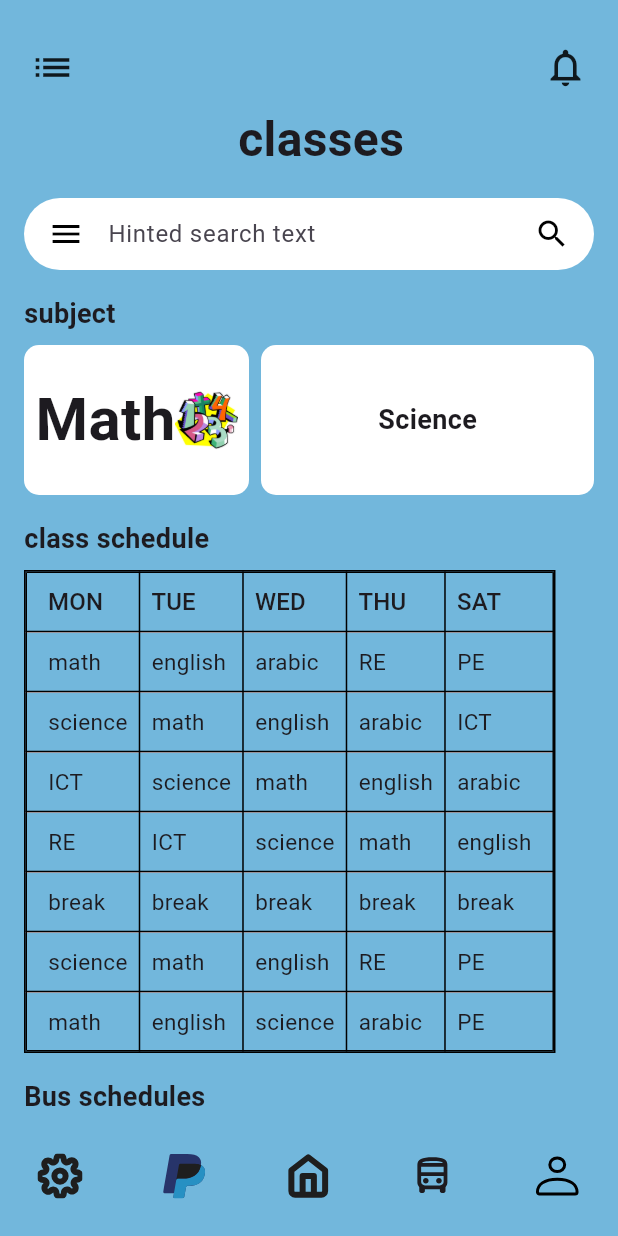
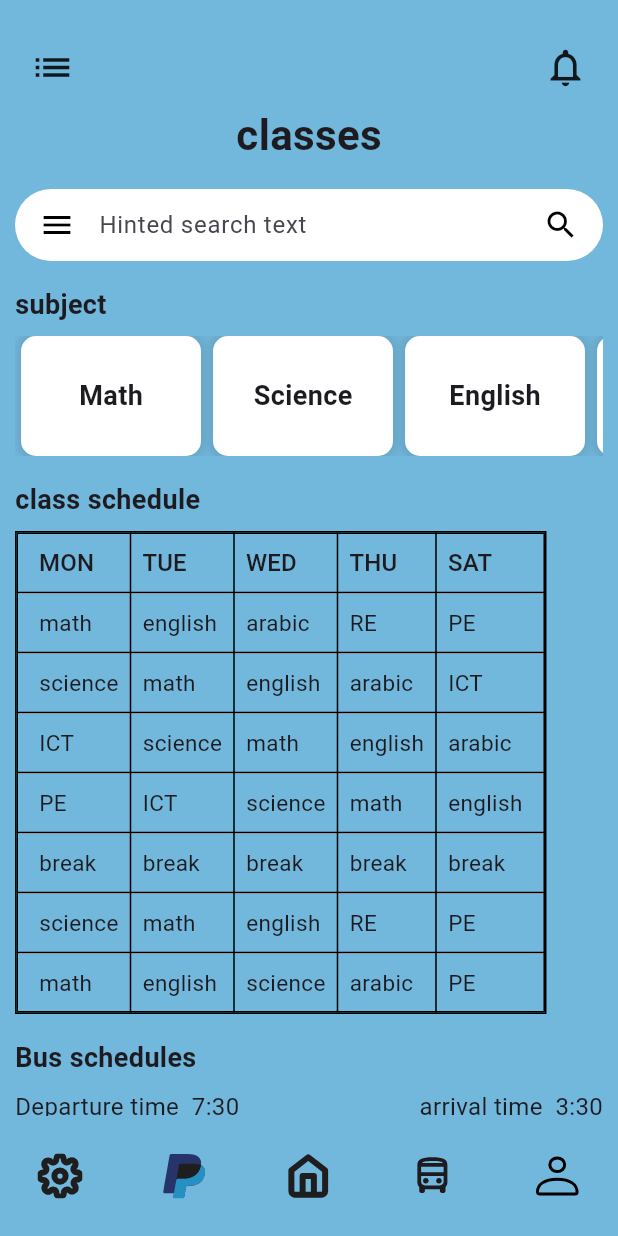
Before and after one commit to MohamedHamdySoftwareEngineer/Educationa_Nourish__Parent-Edition, a Flutter app: the ClassesScreen screen opened by its route, on a phone screen of 412 x 824 dp. Run offline on Flutter 3.47's test engine with Material 3 defaults, Android fonts, the phone set to English and light mode, and no system bars; our stand-ins replace flutter_svg, go_router, google_fonts.

Commit message:
finish classes screen and attendence screen

```diff
--- a/lib/Parent/features/Classes/presentation/views/widgets/classes_screen_body.dart
+++ b/lib/Parent/features/Classes/presentation/views/widgets/classes_screen_body.dart
@@ -1,4 +1,5 @@
 import 'package:educational_nourish/Parent/core/widgets/base_widgets.dart';
+import 'package:educational_nourish/Parent/features/Classes/presentation/views/widgets/header_title.dart';
 import 'package:flutter/material.dart';
 
 class ClassesScreenBody extends StatelessWidget {
@@ -6,190 +7,53 @@ class ClassesScreenBody extends StatelessWidget {
 
   @override
   Widget build(BuildContext context) {
+    final List<String> subjects = ["Math", "Science", "English", "Arabic", "ICT", "PE"];
+
     return BaseWidgets(
-      child: Container(
-        // color: const Color(0xFFA4D4EF),
-        padding: const EdgeInsets.symmetric(
-          horizontal: 16,
-        ),
+      child: Padding(
+        padding: const EdgeInsets.symmetric(horizontal: 10),
         child: SingleChildScrollView(
           child: Column(
             crossAxisAlignment: CrossAxisAlignment.start,
             children: [
+              // Header
+              const HeaderTitle(),
               // Search Box
-              const Center(
-                child: Padding(
-                  padding: EdgeInsets.only(left: 16, bottom: 16),
-                  child: Text(
-                    'classes',
-                    style: TextStyle(fontSize: 32, fontWeight: FontWeight.w700),
-                  ),
-                ),
-              ),
-              Container(
-                padding: const EdgeInsets.symmetric(horizontal: 16),
-                decoration: BoxDecoration(
-                  color: Colors.white,
-                  borderRadius: BorderRadius.circular(30),
-                ),
-                child: const Row(
-                  children: [
-                    Icon(Icons.menu, color: Colors.black),
-                    SizedBox(
-                      width: 16,
-                    ),
-                    Expanded(
-                      child: TextField(
-                        decoration: InputDecoration(
-                          hintText: "Hinted search text",
-                          border: InputBorder.none,
-                        ),
-                      ),
-                    ),
-                    Icon(Icons.search, color: Colors.black),
-                  ],
-                ),
-              ),
+              const SearchBar(),
               const SizedBox(height: 16),
-
-              // Subject Section
+              // Subjects Section
               const Text(
                 "subject",
                 style: TextStyle(fontSize: 18, fontWeight: FontWeight.bold),
               ),
               const SizedBox(height: 8),
-              Row(
-                children: [
-                  Container(
-                    height: 100,
-                    width: 150,
-                    decoration: BoxDecoration(
-                      color: Colors.white,
-                      borderRadius: BorderRadius.circular(10),
-                    ),
-                    child: const Row(
-                      // crossAxisAlignment: CrossAxisAlignment.stretch,
-                      mainAxisAlignment: MainAxisAlignment.center,
-                      children: [
-                        Text(
-                          "Math",
-                          style: TextStyle(
-                            fontSize: 40,
-                            fontWeight: FontWeight.w700,
-                          ),
-                        ),
-                        Image(
-                          image: AssetImage(
-                              'assets/classes_screen/math_image.png'),
-                          height: 40,
-                        ),
-                      ],
-                    ),
-                  ),
-                  const SizedBox(width: 8),
-                  Expanded(
-                    child: Container(
-                      height: 100,
-                      width: 150,
-                      decoration: BoxDecoration(
-                        color: Colors.white,
-                        borderRadius: BorderRadius.circular(10),
-                      ),
-                      child: const Center(
-                        child: Text(
-                          "Science",
-                          style: TextStyle(
-                            fontSize: 18,
-                            fontWeight: FontWeight.bold,
-                          ),
-                        ),
-                      ),
-                    ),
-                  ),
-                ],
+              SingleChildScrollView(
+                scrollDirection: Axis.horizontal,
+                child: Row(
+                  children: subjects.map(_buildSubjectContainer).toList(),
+                ),
               ),
               const SizedBox(height: 16),
-
               // Class Schedule Section
               const Text(
                 "class schedule",
                 style: TextStyle(fontSize: 18, fontWeight: FontWeight.bold),
               ),
               const SizedBox(height: 8),
-              SingleChildScrollView(
-                scrollDirection: Axis.horizontal,
-                child: Container(
-                  decoration: BoxDecoration(
-                    border: Border.all(color: Colors.black),
-                  ),
-                  child: DataTable(
-                    border: TableBorder.all(color: Colors.black),
-                    columnSpacing:
-                        16.0, // Reduce column spacing (default is 56.0)
-                    horizontalMargin:
-                        15.0, // Reduce horizontal margin (default is 24.0)
-                    headingRowHeight:
-                        40.0, // Reduce header row height (default is 56.0)
-                    dataRowMaxHeight:
-                        40.0, // Reduce data row height (default is 48.0)
-                    dataRowMinHeight: 40.0, // Minimum height for data rows
-                    columns: const [
-                      DataColumn(
-                          label: Text("MON", style: TextStyle(fontSize: 16))),
-                      DataColumn(
-                          label: Text("TUE", style: TextStyle(fontSize: 16))),
-                      DataColumn(
-                          label: Text("WED", style: TextStyle(fontSize: 16))),
-                      DataColumn(
-                          label: Text("THU", style: TextStyle(fontSize: 16))),
-                      DataColumn(
-                          label: Text("SAT", style: TextStyle(fontSize: 16))),
-                    ],
-                    rows: [
-                      DataRow(
-                          cells: _buildCellsSmall(
-                              ["math", "english", "arabic", "RE", "PE"])),
-                      DataRow(
-                          cells: _buildCellsSmall(
-                              ["science", "math", "english", "arabic", "ICT"])),
-                      DataRow(
-                          cells: _buildCellsSmall(
-                              ["ICT", "science", "math", "english", "arabic"])),
-                      DataRow(
-                          cells: _buildCellsSmall(
-                              ["RE", "ICT", "science", "math", "english"])),
-                      DataRow(
-                          cells: _buildCellsSmall(
-                              ["break", "break", "break", "break", "break"])),
-                      DataRow(
-                          cells: _buildCellsSmall(
-                              ["science", "math", "english", "RE", "PE"])),
-                      DataRow(
-                          cells: _buildCellsSmall(
-                              ["math", "english", "science", "arabic", "PE"])),
-                    ],
-                  ),
-                ),
-              ),
+              schedule(),
               const SizedBox(height: 16),
-
-              // Bus Schedules
+              // Bus Schedules Section
               const Text(
                 "Bus schedules",
                 style: TextStyle(fontSize: 18, fontWeight: FontWeight.bold),
               ),
               const SizedBox(height: 8),
               const Row(
+                mainAxisAlignment: MainAxisAlignment.spaceBetween,
                 children: [
-                  Text(
-                    "Departure time  7:30",
-                    style: TextStyle(fontSize: 16),
-                  ),
-                  Spacer(),
-                  Text(
-                    "arrival time  3:30",
-                    style: TextStyle(fontSize: 16),
-                  ),
+                  Text("Departure time  7:30", style: TextStyle(fontSize: 16)),
+
+                  Text("arrival time  3:30", style: TextStyle(fontSize: 16)),
                 ],
               ),
             ],
@@ -199,18 +63,110 @@ class ClassesScreenBody extends StatelessWidget {
     );
   }
 
+  SingleChildScrollView schedule() {
+    return SingleChildScrollView(
+              scrollDirection: Axis.horizontal,
+              child: Container(
+                decoration: BoxDecoration(
+                  border: Border.all(color: Colors.black),
+                ),
+                child: DataTable(
+                  border: TableBorder.all(color: Colors.black),
+                  columnSpacing: 16.0,
+                  horizontalMargin: 15.0,
+                  headingRowHeight: 40.0,
+                  dataRowMaxHeight: 40.0,
+                  dataRowMinHeight: 40.0,
+                  columns: const [
+                    DataColumn(label: Text("MON", style: TextStyle(fontSize: 16))),
+                    DataColumn(label: Text("TUE", style: TextStyle(fontSize: 16))),
+                    DataColumn(label: Text("WED", style: TextStyle(fontSize: 16))),
+                    DataColumn(label: Text("THU", style: TextStyle(fontSize: 16))),
+                    DataColumn(label: Text("SAT", style: TextStyle(fontSize: 16))),
+                  ],
+                  rows: [
+                    DataRow(cells: _buildCellsSmall(["math", "english", "arabic", "RE", "PE"])),
+                    DataRow(cells: _buildCellsSmall(["science", "math", "english", "arabic", "ICT"])),
+                    DataRow(cells: _buildCellsSmall(["ICT", "science", "math", "english", "arabic"])),
+                    DataRow(cells: _buildCellsSmall(["PE", "ICT", "science", "math", "english"])),
+                    DataRow(cells: _buildCellsSmall(["break", "break", "break", "break", "break"])),
+                    DataRow(cells: _buildCellsSmall(["science", "math", "english", "RE", "PE"])),
+                    DataRow(cells: _buildCellsSmall(["math", "english", "science", "arabic", "PE"])),
+                  ],
+                ),
+              ),
+            );
+  }
+
+  Widget _buildSubjectContainer(String subject) {
+    return Padding(
+      padding: const EdgeInsets.symmetric(horizontal: 4),
+      child: Container(
+        height: 80,
+        width: 120,
+        decoration: BoxDecoration(
+          color: Colors.white,
+          borderRadius: BorderRadius.circular(10),
+          boxShadow: const [
+            BoxShadow(
+              color: Colors.black12,
+              blurRadius: 5,
+              spreadRadius: 2,
+            ),
+          ],
+        ),
+        child: Center(
+          child: Text(
+            subject,
+            style: const TextStyle(fontSize: 18, fontWeight: FontWeight.bold),
+          ),
+        ),
+      ),
+    );
+  }
+
   List<DataCell> _buildCellsSmall(List<String> cells) {
     return cells
-        .map((cell) => DataCell(
-              Padding(
-                padding: const EdgeInsets.symmetric(
-                    vertical: 2.0), // Reduce vertical padding
-                child: Text(
-                  cell,
-                  style: const TextStyle(fontSize: 15), // Smaller font size
-                ),
+        .map((cell) {
+          return DataCell(
+              Text(
+                cell,
+                style: const TextStyle(fontSize: 15),
               ),
-            ))
+            );
+        })
         .toList();
   }
 }
+
+class SearchBar extends StatelessWidget {
+  const SearchBar({
+    super.key,
+  });
+
+  @override
+  Widget build(BuildContext context) {
+    return Container(
+      padding: const EdgeInsets.symmetric(horizontal: 16),
+      decoration: BoxDecoration(
+        color: Colors.white,
+        borderRadius: BorderRadius.circular(30),
+      ),
+      child: const Row(
+        children: [
+          Icon(Icons.menu, color: Colors.black),
+          SizedBox(width: 16),
+          Expanded(
+            child: TextField(
+              decoration: InputDecoration(
+                hintText: "Hinted search text",
+                border: InputBorder.none,
+              ),
+            ),
+          ),
+          Icon(Icons.search, color: Colors.black),
+        ],
+      ),
+    );
+  }
+}
--- /dev/null
+++ b/lib/Parent/features/Classes/presentation/views/widgets/header_title.dart
@@ -0,0 +1,20 @@
+import 'package:flutter/material.dart';
+
+class HeaderTitle extends StatelessWidget {
+  const HeaderTitle({
+    super.key,
+  });
+
+  @override
+  Widget build(BuildContext context) {
+    return const Padding(
+      padding: EdgeInsets.only( bottom: 16),
+      child: Center(
+        child: Text(
+          'classes',
+          style: TextStyle(fontSize: 28, fontWeight: FontWeight.w700),
+        ),
+      ),
+    );
+  }
+}
--- a/lib/Parent/features/Settings Screen/presentation/views/widgets/settings_app_bar.dart
+++ b/lib/Parent/features/Settings Screen/presentation/views/widgets/settings_app_bar.dart
@@ -18,7 +18,7 @@ class SettingsAppBar extends StatelessWidget {
               size: 30,
             ),
             onPressed: () {
-              GoRouter.of(context).pop();
+              GoRouter.of(context).push(AppRouter.rParentHome);
             },
           ),
           const Row(
--- a/lib/main.dart
+++ b/lib/main.dart
@@ -5,11 +5,11 @@ import 'Parent/core/utils/app_router.dart';
 import 'Parent/features/Parent Home/presentation/views/parent_home.dart';
 
 void main() {
-  runApp(const EduNourish());
+  runApp(const MyApp());
 }
 
-class EduNourish extends StatelessWidget {
-  const EduNourish({super.key});
+class MyApp extends StatelessWidget {
+  const MyApp({super.key});
 
   @override
   Widget build(BuildContext context) {
```
Also changed, not shown: lib/Parent/features/Attendence Screen/presentation/views/widgets/attendence_screen_body.dart (+65 -77 lines).
